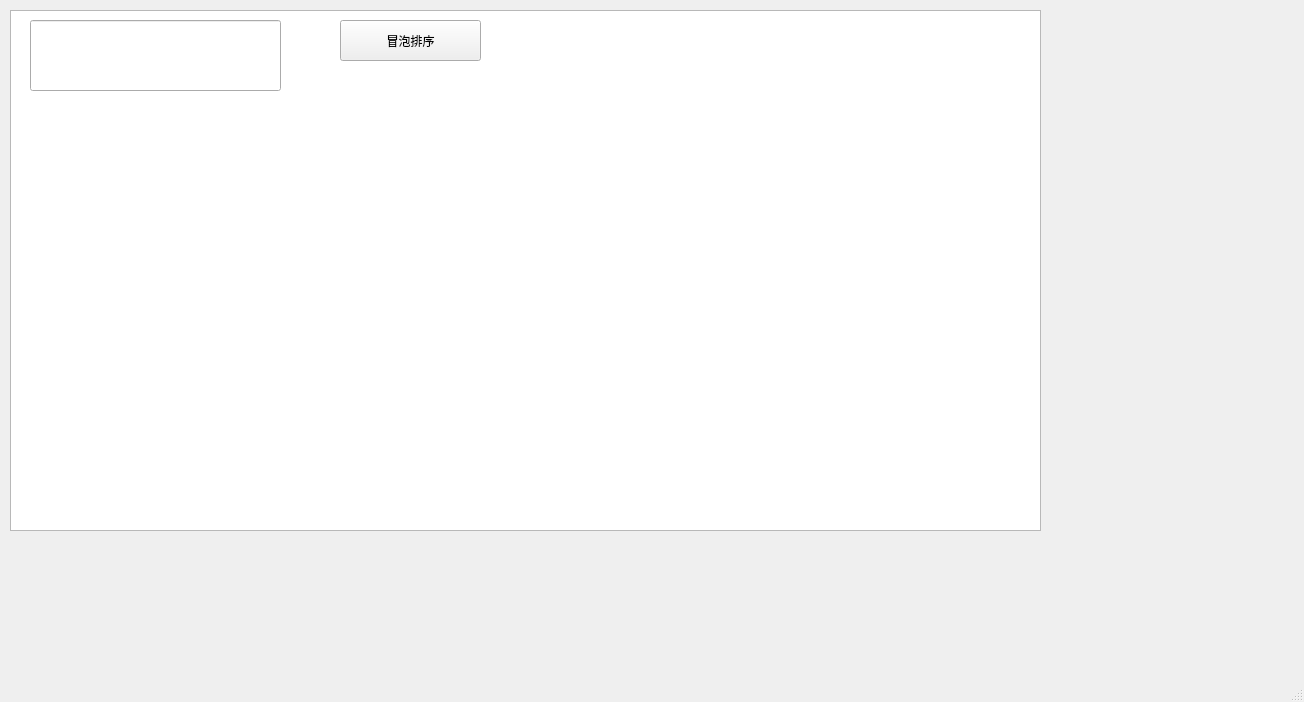
Above: date_struct/mainwindow.ui from TCWW0/QT_Train before the change. Below: the same form after it.
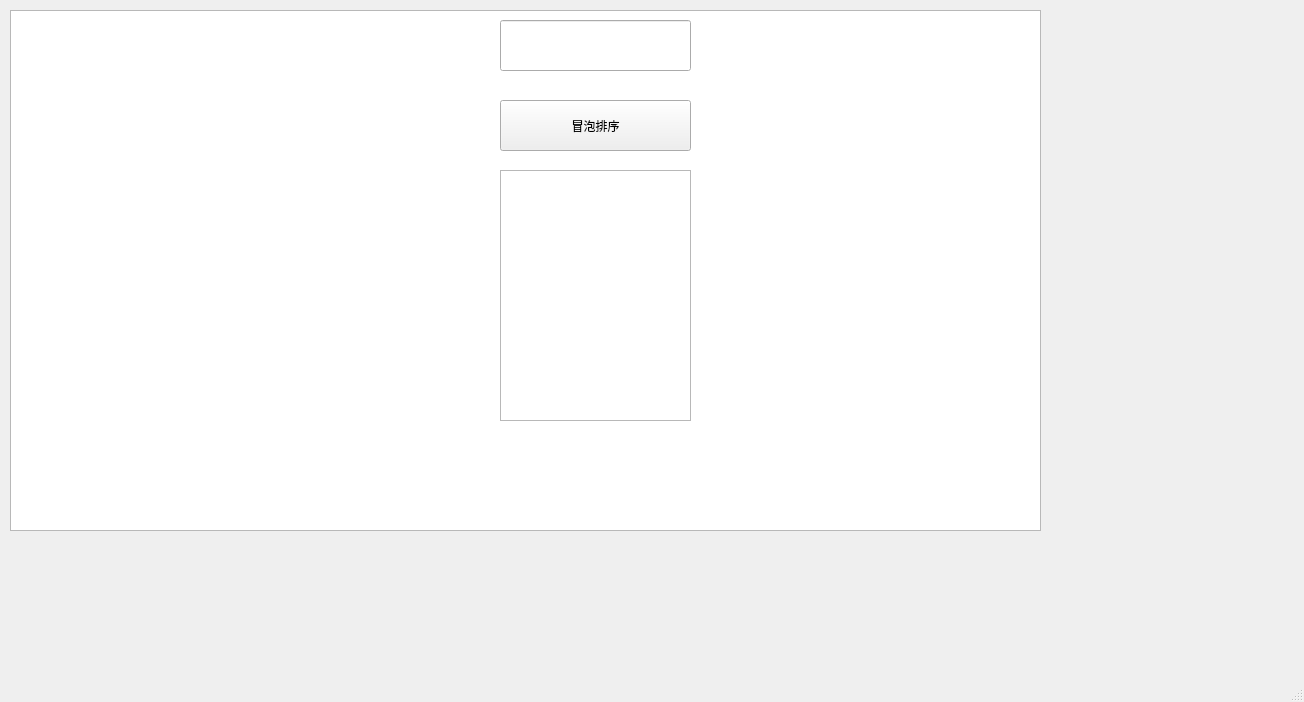
That is the form after the change.

Commit message: interface beautification

```diff
--- a/date_struct/mainwindow.ui
+++ b/date_struct/mainwindow.ui
@@ -24,32 +24,39 @@
      </rect>
     </property>
    </widget>
-   <widget class="QLineEdit" name="ArrayEdit">
+   <widget class="QTextEdit" name="debugOutput">
     <property name="geometry">
      <rect>
-      <x>30</x>
-      <y>20</y>
-      <width>251</width>
-      <height>71</height>
+      <x>500</x>
+      <y>170</y>
+      <width>191</width>
+      <height>251</height>
      </rect>
     </property>
-    <property name="text">
-     <string/>
-    </property>
    </widget>
    <widget class="QPushButton" name="bubbleSortButton">
     <property name="geometry">
      <rect>
-      <x>340</x>
-      <y>20</y>
-      <width>141</width>
-      <height>41</height>
+      <x>500</x>
+      <y>100</y>
+      <width>191</width>
+      <height>51</height>
      </rect>
     </property>
     <property name="text">
      <string>冒泡排序</string>
     </property>
    </widget>
+   <widget class="QLineEdit" name="ArrayEdit">
+    <property name="geometry">
+     <rect>
+      <x>500</x>
+      <y>20</y>
+      <width>191</width>
+      <height>51</height>
+     </rect>
+    </property>
+   </widget>
   </widget>
   <widget class="QMenuBar" name="menubar">
    <property name="geometry">
```
The commit also changes 4 other files.
